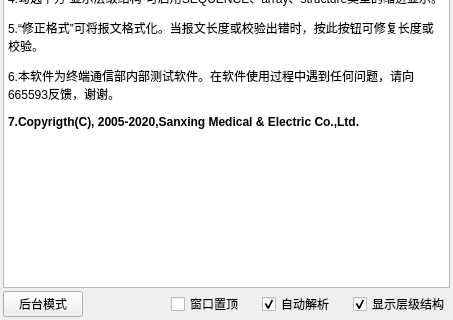
This is UI/trans_window.ui in KayFelicities/698trans as Qt 5 draws it before an edit; both pictures show x 0 to 453 and y 279 to 599 of the 453 by 599 pixel window. The edited form follows.
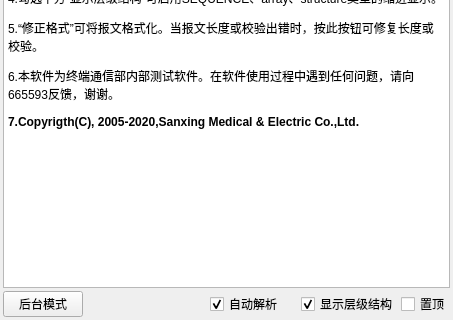
This is the edited form. Icons and pictures are not drawn.

Patch:
```diff
--- a/UI/trans_window.ui
+++ b/UI/trans_window.ui
@@ -226,13 +226,6 @@
           </property>
          </spacer>
         </item>
-        <item>
-         <widget class="QCheckBox" name="always_top_cb">
-          <property name="text">
-           <string>窗口置顶</string>
-          </property>
-         </widget>
-        </item>
         <item>
          <spacer name="horizontalSpacer_4">
           <property name="orientation">
@@ -285,6 +278,13 @@
           </property>
          </widget>
         </item>
+        <item>
+         <widget class="QCheckBox" name="always_top_cb">
+          <property name="text">
+           <string>置顶</string>
+          </property>
+         </widget>
+        </item>
        </layout>
       </item>
      </layout>
```
